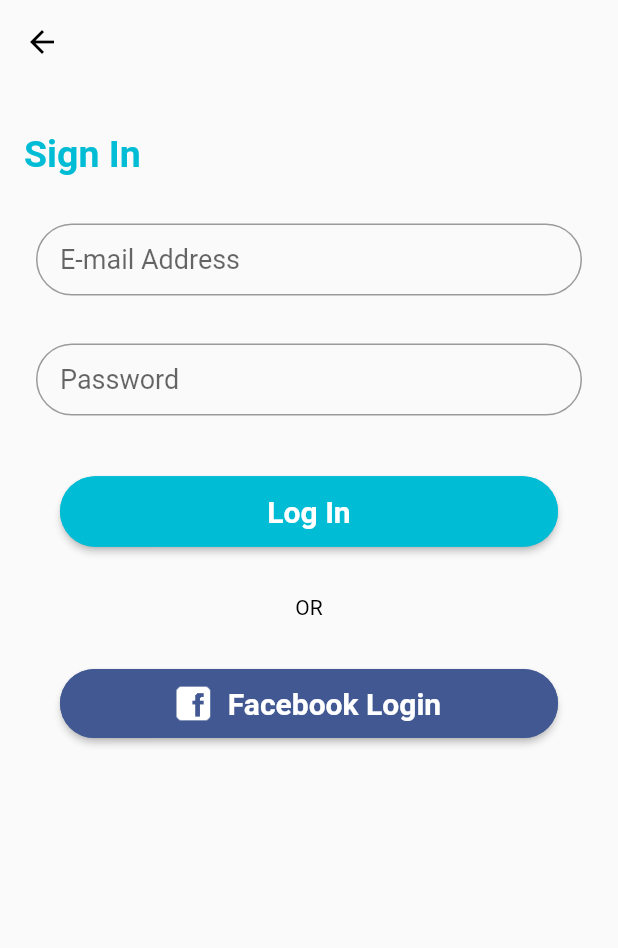
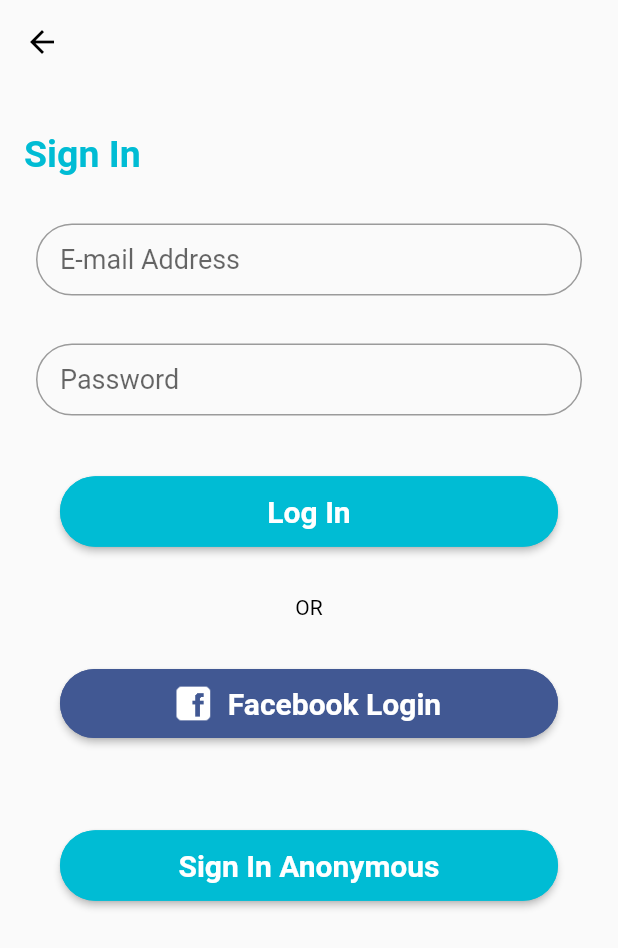
Before and after one commit to Shaunmak1214/Fractastic, a Flutter app: the LoginScreen screen opened directly, on a phone screen of 412 x 824 dp. Shown: the top 948 px of the screen. Run offline on Flutter 3.47's test engine with Material 2 defaults, Android fonts, the phone set to English and light mode, and no system bars; our stand-ins replace animated_theme_switcher, cached_network_image, cloud_firestore, firebase_auth, firebase_storage, flutter_screenutil and 5 more; missing offline and left inert: flutter_facebook_login; accounts and stored records are empty.

Commit message:
尝试加anonymous sign in 进去可是失败了按了没有东西弹出来想说可是先搞里面的东西zz

```diff
--- a/lib/ui/login/LoginScreen.dart
+++ b/lib/ui/login/LoginScreen.dart
@@ -209,10 +209,46 @@ class _LoginScreen extends State<LoginScreen> {
                 ),
               ),
             ),
+            Padding(
+              padding: const EdgeInsets.only(right: 40.0, left: 40.0, top: 40),
+              child: ConstrainedBox(
+                constraints: const BoxConstraints(minWidth: double.infinity),
+                child: RaisedButton(
+                  color: Color(Constants.COLOR_PRIMARY),
+                  child: Text(
+                    'Sign In Anonymous',
+                    style: TextStyle(fontSize: 20, fontWeight: FontWeight.bold),
+                  ),
+                  textColor: Colors.white,
+                  splashColor: Color(Constants.COLOR_PRIMARY),
+                  onPressed: () async {
+                    await signIn();
+                  },
+                  padding: EdgeInsets.only(top: 12, bottom: 12),
+                  shape: RoundedRectangleBorder(
+                      borderRadius: BorderRadius.circular(25.0),
+                      side: BorderSide(color: Color(Constants.COLOR_PRIMARY))),
+                ),
+              ),
+            ),
           ],
         ),
       ),
     );
+  }
+
+  Future signIn() async {
+    try {
+      FirebaseAuth _auth = FirebaseAuth.instance;
+      AuthResult result = await _auth.signInAnonymously();
+      User user = result.user as User;
+      setState(() {
+        _validate = true;
+      });
+      pushAndRemoveUntil(context, HomeScreen(user: user), true);
+    } catch (e) {
+      print(e.toString());
+    }
   }
 
   onClick(String email, String password) async {
```
Also changed, not shown: 1 other file.
